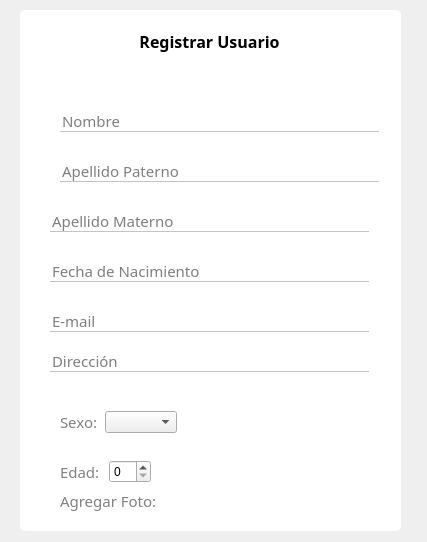
The window that hospital-Core/Widgets/Administrador/administrador_crear_usuario.ui (MrDanielG/Hospital-SCRUM) describes before a commit, drawn with Qt 5.
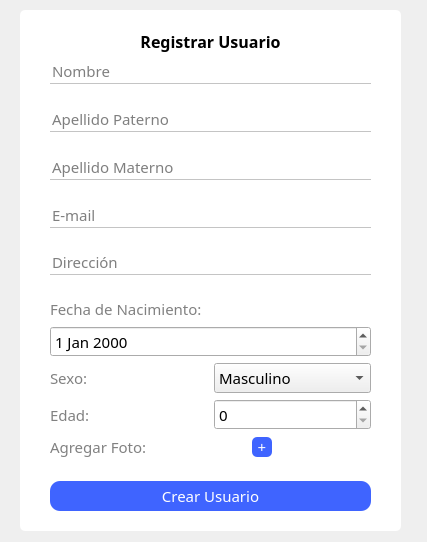
The same window after the commit. The open tabs and pages were chosen to show the change. Icons and pictures are not drawn.

Commit message: Crear Usuarios Listo

Patch:
```diff
--- a/hospital-Core/Widgets/Administrador/administrador_crear_usuario.ui
+++ b/hospital-Core/Widgets/Administrador/administrador_crear_usuario.ui
@@ -313,15 +313,18 @@
       <string/>
      </property>
     </widget>
-    <widget class="QLabel" name="label_6">
+    <widget class="QWidget" name="">
      <property name="geometry">
       <rect>
        <x>40</x>
        <y>30</y>
-       <width>319</width>
-       <height>22</height>
+       <width>321</width>
+       <height>481</height>
       </rect>
      </property>
+     <layout class="QVBoxLayout" name="verticalLayout_2">
+      <item>
+       <widget class="QLabel" name="label_6">
      <property name="font">
       <font>
        <family>Montserrat</family>
@@ -337,15 +340,9 @@
       <set>Qt::AlignCenter</set>
      </property>
     </widget>
+      </item>
+      <item>
     <widget class="QLineEdit" name="lineEdit_nombre">
-     <property name="geometry">
-      <rect>
-       <x>50</x>
-       <y>110</y>
-       <width>319</width>
-       <height>22</height>
-      </rect>
-     </property>
      <property name="font">
       <font>
        <family>Montserrat</family>
@@ -360,15 +357,22 @@
       <string>Nombre</string>
      </property>
     </widget>
+      </item>
+      <item>
+       <spacer name="verticalSpacer_6">
+        <property name="orientation">
+         <enum>Qt::Vertical</enum>
+        </property>
+        <property name="sizeHint" stdset="0">
+         <size>
+          <width>20</width>
+          <height>40</height>
+         </size>
+        </property>
+       </spacer>
+      </item>
+      <item>
     <widget class="QLineEdit" name="lineEdit_paterno">
-     <property name="geometry">
-      <rect>
-       <x>50</x>
-       <y>160</y>
-       <width>319</width>
-       <height>22</height>
-      </rect>
-     </property>
      <property name="font">
       <font>
        <family>Montserrat</family>
@@ -383,15 +387,22 @@
       <string>Apellido Paterno</string>
      </property>
     </widget>
+      </item>
+      <item>
+       <spacer name="verticalSpacer_7">
+        <property name="orientation">
+         <enum>Qt::Vertical</enum>
+        </property>
+        <property name="sizeHint" stdset="0">
+         <size>
+          <width>20</width>
+          <height>40</height>
+         </size>
+        </property>
+       </spacer>
+      </item>
+      <item>
     <widget class="QLineEdit" name="lineEdit_materno">
-     <property name="geometry">
-      <rect>
-       <x>40</x>
-       <y>210</y>
-       <width>319</width>
-       <height>22</height>
-      </rect>
-     </property>
      <property name="font">
       <font>
        <family>Montserrat</family>
@@ -406,38 +417,22 @@
       <string>Apellido Materno</string>
      </property>
     </widget>
-    <widget class="QLineEdit" name="lineEdit_nacimiento">
-     <property name="geometry">
-      <rect>
-       <x>40</x>
-       <y>260</y>
-       <width>319</width>
-       <height>22</height>
-      </rect>
-     </property>
-     <property name="font">
-      <font>
-       <family>Montserrat</family>
-       <pointsize>11</pointsize>
-      </font>
-     </property>
-     <property name="styleSheet">
-      <string notr="true">border: none;
-border-bottom: 1px solid #C4C4C4;</string>
-     </property>
-     <property name="placeholderText">
-      <string>Fecha de Nacimiento</string>
-     </property>
-    </widget>
+      </item>
+      <item>
+       <spacer name="verticalSpacer_8">
+        <property name="orientation">
+         <enum>Qt::Vertical</enum>
+        </property>
+        <property name="sizeHint" stdset="0">
+         <size>
+          <width>20</width>
+          <height>40</height>
+         </size>
+        </property>
+       </spacer>
+      </item>
+      <item>
     <widget class="QLineEdit" name="lineEdit_correo">
-     <property name="geometry">
-      <rect>
-       <x>40</x>
-       <y>310</y>
-       <width>319</width>
-       <height>22</height>
-      </rect>
-     </property>
      <property name="font">
       <font>
        <family>Montserrat</family>
@@ -452,15 +447,22 @@
       <string>E-mail</string>
      </property>
     </widget>
-    <widget class="QLineEdit" name="lineEdit_correo_2">
-     <property name="geometry">
-      <rect>
-       <x>40</x>
-       <y>350</y>
-       <width>319</width>
-       <height>22</height>
-      </rect>
-     </property>
+      </item>
+      <item>
+       <spacer name="verticalSpacer_9">
+        <property name="orientation">
+         <enum>Qt::Vertical</enum>
+        </property>
+        <property name="sizeHint" stdset="0">
+         <size>
+          <width>20</width>
+          <height>40</height>
+         </size>
+        </property>
+       </spacer>
+      </item>
+      <item>
+       <widget class="QLineEdit" name="lineEdit_direccion">
      <property name="font">
       <font>
        <family>Montserrat</family>
@@ -475,15 +477,22 @@
       <string>Dirección</string>
      </property>
     </widget>
-    <widget class="QLabel" name="label_9">
-     <property name="geometry">
-      <rect>
-       <x>50</x>
-       <y>490</y>
-       <width>121</width>
-       <height>22</height>
-      </rect>
-     </property>
+      </item>
+      <item>
+       <spacer name="verticalSpacer_10">
+        <property name="orientation">
+         <enum>Qt::Vertical</enum>
+        </property>
+        <property name="sizeHint" stdset="0">
+         <size>
+          <width>20</width>
+          <height>40</height>
+         </size>
+        </property>
+       </spacer>
+      </item>
+      <item>
+       <widget class="QLabel" name="label_10">
      <property name="font">
       <font>
        <family>Montserrat</family>
@@ -494,18 +503,21 @@
       <string notr="true">color: rgb(129, 129, 129);</string>
      </property>
      <property name="text">
-      <string>Agregar Foto:</string>
-     </property>
-    </widget>
-    <widget class="QWidget" name="">
-     <property name="geometry">
-      <rect>
-       <x>50</x>
-       <y>410</y>
-       <width>117</width>
-       <height>24</height>
-      </rect>
-     </property>
+         <string>Fecha de Nacimiento:</string>
+        </property>
+       </widget>
+      </item>
+      <item>
+       <widget class="QDateEdit" name="dateEdit_fechaNacimiento">
+        <property name="font">
+         <font>
+          <family>Montserrat</family>
+          <pointsize>11</pointsize>
+         </font>
+        </property>
+       </widget>
+      </item>
+      <item>
      <layout class="QHBoxLayout" name="horizontalLayout_2">
       <item>
        <widget class="QLabel" name="label_7">
@@ -524,19 +536,28 @@
        </widget>
       </item>
       <item>
-       <widget class="QComboBox" name="comboBox"/>
-      </item>
-     </layout>
-    </widget>
-    <widget class="QWidget" name="">
-     <property name="geometry">
-      <rect>
-       <x>50</x>
-       <y>460</y>
-       <width>91</width>
-       <height>24</height>
-      </rect>
-     </property>
+         <widget class="QComboBox" name="comboBox_sexo">
+          <property name="font">
+           <font>
+            <family>Montserrat</family>
+            <pointsize>11</pointsize>
+           </font>
+          </property>
+          <item>
+           <property name="text">
+            <string>Masculino</string>
+           </property>
+          </item>
+          <item>
+           <property name="text">
+            <string>Femenino</string>
+           </property>
+          </item>
+         </widget>
+        </item>
+       </layout>
+      </item>
+      <item>
      <layout class="QHBoxLayout" name="horizontalLayout_3">
       <item>
        <widget class="QLabel" name="label_8">
@@ -555,7 +576,147 @@
        </widget>
       </item>
       <item>
-       <widget class="QSpinBox" name="spinBox"/>
+         <widget class="QSpinBox" name="spinBox_edad">
+          <property name="font">
+           <font>
+            <family>Montserrat</family>
+            <pointsize>11</pointsize>
+           </font>
+          </property>
+         </widget>
+        </item>
+       </layout>
+      </item>
+      <item>
+       <layout class="QHBoxLayout" name="horizontalLayout_4">
+        <item>
+         <widget class="QLabel" name="label_9">
+          <property name="font">
+           <font>
+            <family>Montserrat</family>
+            <pointsize>11</pointsize>
+           </font>
+          </property>
+          <property name="styleSheet">
+           <string notr="true">color: rgb(129, 129, 129);</string>
+          </property>
+          <property name="text">
+           <string>Agregar Foto:</string>
+          </property>
+         </widget>
+        </item>
+        <item>
+         <spacer name="horizontalSpacer_4">
+          <property name="orientation">
+           <enum>Qt::Horizontal</enum>
+          </property>
+          <property name="sizeHint" stdset="0">
+           <size>
+            <width>40</width>
+            <height>20</height>
+           </size>
+          </property>
+         </spacer>
+        </item>
+        <item>
+         <widget class="QPushButton" name="btn_foto">
+          <property name="minimumSize">
+           <size>
+            <width>20</width>
+            <height>20</height>
+           </size>
+          </property>
+          <property name="maximumSize">
+           <size>
+            <width>20</width>
+            <height>20</height>
+           </size>
+          </property>
+          <property name="font">
+           <font>
+            <family>Montserrat</family>
+            <pointsize>11</pointsize>
+           </font>
+          </property>
+          <property name="styleSheet">
+           <string notr="true">*{
+border: none;
+background: #3f64FF;
+color: white;
+border-radius: 5px;
+}
+
+:hover{
+	background: white;
+	border: 1px solid #3f64FF;
+	color: #3f64FF;
+}</string>
+          </property>
+          <property name="text">
+           <string>+</string>
+          </property>
+         </widget>
+        </item>
+        <item>
+         <spacer name="horizontalSpacer_3">
+          <property name="orientation">
+           <enum>Qt::Horizontal</enum>
+          </property>
+          <property name="sizeHint" stdset="0">
+           <size>
+            <width>40</width>
+            <height>20</height>
+           </size>
+          </property>
+         </spacer>
+        </item>
+       </layout>
+      </item>
+      <item>
+       <spacer name="verticalSpacer_12">
+        <property name="orientation">
+         <enum>Qt::Vertical</enum>
+        </property>
+        <property name="sizeHint" stdset="0">
+         <size>
+          <width>20</width>
+          <height>40</height>
+         </size>
+        </property>
+       </spacer>
+      </item>
+      <item>
+       <widget class="QPushButton" name="btn_crear_usuario">
+        <property name="minimumSize">
+         <size>
+          <width>50</width>
+          <height>30</height>
+         </size>
+        </property>
+        <property name="font">
+         <font>
+          <family>Montserrat</family>
+          <pointsize>11</pointsize>
+         </font>
+        </property>
+        <property name="styleSheet">
+         <string notr="true">*{
+border: none;
+background: #3f64FF;
+color: white;
+border-radius: 10px;
+}
+
+:hover{
+	background: white;
+	border: 1px solid #3f64FF;
+	color: #3f64FF;
+}</string>
+        </property>
+        <property name="text">
+         <string>Crear Usuario</string>
+        </property>
+       </widget>
       </item>
      </layout>
     </widget>
```
Left out of the diff: 18 changed lines with no effect on the pictures. Lines whose indentation alone changed are shown as unchanged. The commit also changes 4 other files.
